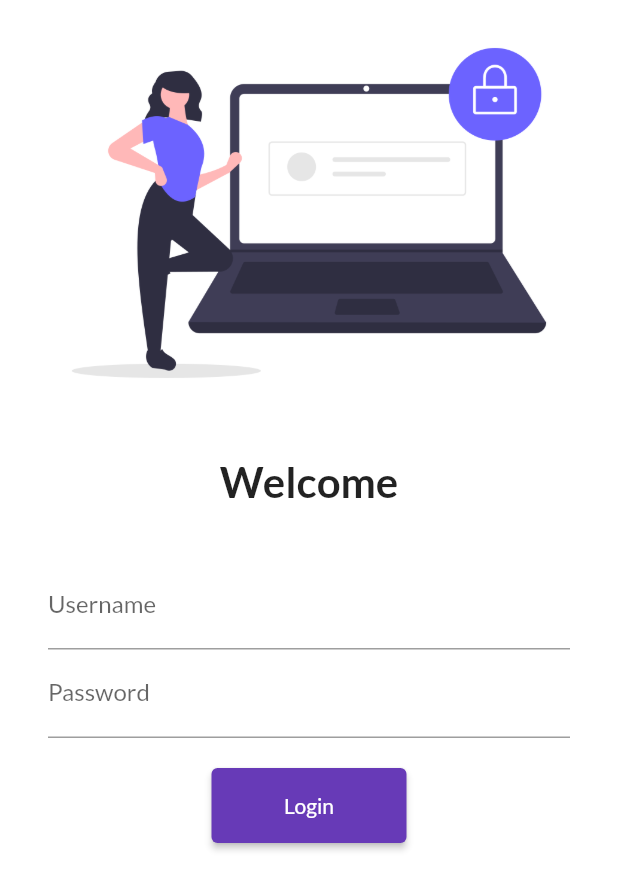
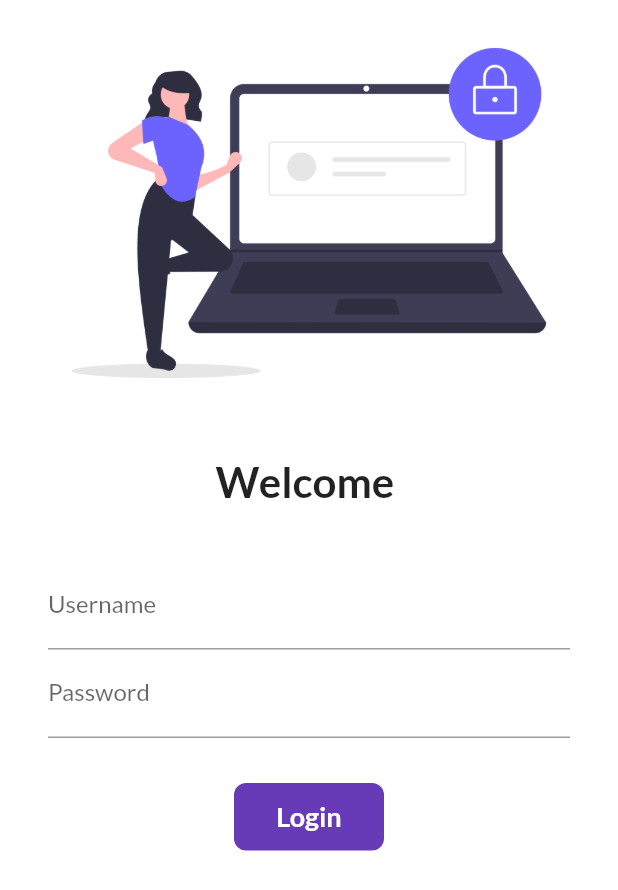
Before and after one commit to BasitAli05/LearningFlutter, a Flutter app: the screen it shows after launch, on a phone screen of 412 x 824 dp. Shown: the top 890 px of the screen. Run offline on Flutter 3.47's test engine with Material 2 defaults, Android fonts, the phone set to English and light mode, and no system bars; our stand-ins replace google_fonts.

Commit message:
Day 6 completed

```diff
--- a/lib/pages/login_page.dart
+++ b/lib/pages/login_page.dart
@@ -1,7 +1,14 @@
 import 'package:flutter/material.dart';
 import 'package:flutter_application_1/utils/routes.dart';
 
-class LoginPage extends StatelessWidget {
+class LoginPage extends StatefulWidget {
+  @override
+  State<LoginPage> createState() => _LoginPageState();
+}
+
+class _LoginPageState extends State<LoginPage> {
+  String name = "";
+  bool changebutton = false;
   @override
   Widget build(BuildContext context) {
     return Material(
@@ -18,7 +25,7 @@ class LoginPage extends StatelessWidget {
                 height: 20.0, // by default it is empty box
               ),
               Text(
-                "Welcome",
+                "Welcome $name",
                 style: TextStyle(
                   fontSize: 28,
                   fontWeight: FontWeight.bold,
@@ -37,6 +44,10 @@ class LoginPage extends StatelessWidget {
                         hintText: "Enter Username",
                         labelText: "Username",
                       ),
+                      onChanged: (value) {
+                        name = value;
+                        setState(() {});
+                      },
                     ),
                     TextFormField(
                       obscureText: true,
@@ -46,15 +57,44 @@ class LoginPage extends StatelessWidget {
                       ),
                     ),
                     SizedBox(
-                      height: 20.0,
+                      height: 30.0,
                     ),
-                    ElevatedButton(
-                      child: Text("Login"),
-                      style: TextButton.styleFrom(minimumSize: Size(130, 50)),
-                      onPressed: () {
+                    InkWell(
+                      onTap: () async {
+                        setState(() {
+                          changebutton = true;
+                        });
+                        await Future.delayed(Duration(seconds: 1));
                         Navigator.pushNamed(context, myroutes.homeroute);
                       },
+                      child: AnimatedContainer(
+                        duration: Duration(milliseconds: 1000),
+                        height: 45,
+                        width: changebutton ? 50 : 100,
+                        alignment: Alignment.center,
+                        child: changebutton
+                            ? Icon(
+                                Icons.done,
+                                color: Colors.white,
+                              )
+                            : Text("Login",
+                                style: TextStyle(
+                                    color: Colors.white,
+                                    fontWeight: FontWeight.bold,
+                                    fontSize: 18)),
+                        decoration: BoxDecoration(
+                            color: Colors.deepPurple,
+                            borderRadius:
+                                BorderRadius.circular(changebutton ? 20 : 8)),
+                      ),
                     ),
+                    // ElevatedButton(
+                    //   child: Text("Login"),
+                    //   style: TextButton.styleFrom(minimumSize: Size(130, 50)),
+                    //   onPressed: () {
+                    //     Navigator.pushNamed(context, myroutes.homeroute);
+                    //   },
+                    // ),
                   ],
                 ),
               ),
```
